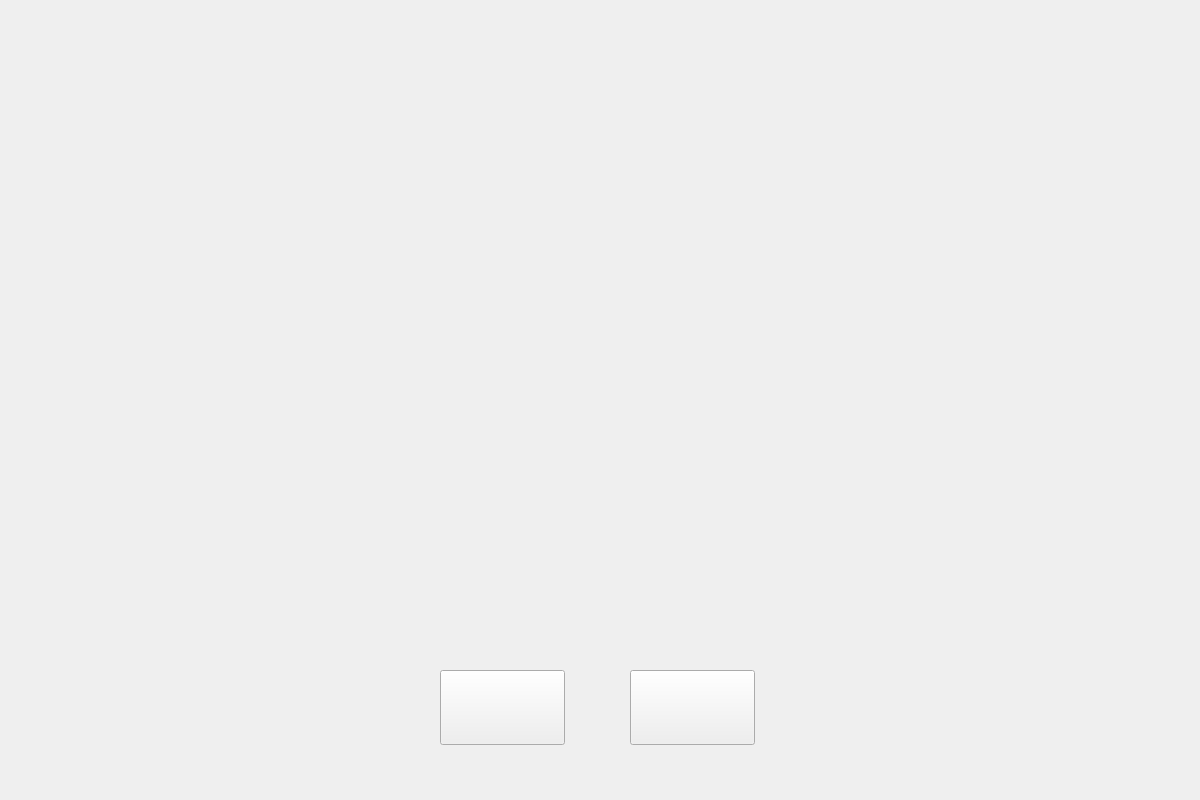
Qt form app/pregame.ui (ce-itcr/Gladiators-GBP) before a commit.
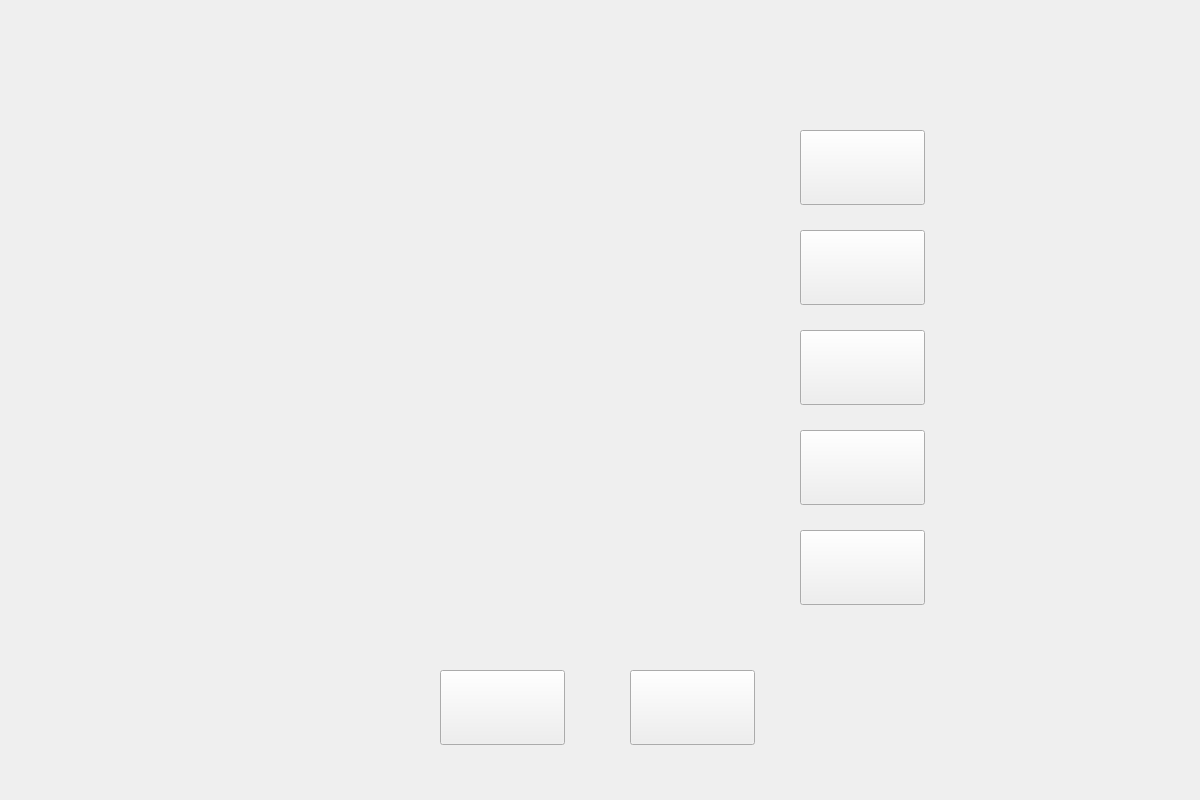
The same form after that commit. Icons and pictures are not drawn.

Diff of the .ui file:
```diff
--- a/app/pregame.ui
+++ b/app/pregame.ui
@@ -74,16 +74,119 @@
     <string/>
    </property>
   </widget>
-  <widget class="QWidget" name="verticalLayoutWidget">
+  <widget class="QLabel" name="label_2">
    <property name="geometry">
     <rect>
-     <x>780</x>
-     <y>80</y>
-     <width>160</width>
-     <height>431</height>
+     <x>440</x>
+     <y>30</y>
+     <width>361</width>
+     <height>61</height>
     </rect>
    </property>
-   <layout class="QVBoxLayout" name="mapsLayout"/>
+   <property name="text">
+    <string/>
+   </property>
+   <property name="pixmap">
+    <pixmap resource="imgresources.qrc">:/img/chooseMap.png</pixmap>
+   </property>
+   <property name="scaledContents">
+    <bool>true</bool>
+   </property>
+  </widget>
+  <widget class="QPushButton" name="circle">
+   <property name="geometry">
+    <rect>
+     <x>800</x>
+     <y>130</y>
+     <width>125</width>
+     <height>75</height>
+    </rect>
+   </property>
+   <property name="styleSheet">
+    <string notr="true">background-color: transparent;
+border-image: url(:/img/buttons/circle_button.png);
+background: none;
+background-repeat: none;</string>
+   </property>
+   <property name="text">
+    <string/>
+   </property>
+  </widget>
+  <widget class="QPushButton" name="donut">
+   <property name="geometry">
+    <rect>
+     <x>800</x>
+     <y>230</y>
+     <width>125</width>
+     <height>75</height>
+    </rect>
+   </property>
+   <property name="styleSheet">
+    <string notr="true">background-color: transparent;
+border-image: url(:/img/buttons/donut_button.png);
+background: none;
+background-repeat: none;</string>
+   </property>
+   <property name="text">
+    <string/>
+   </property>
+  </widget>
+  <widget class="QPushButton" name="open">
+   <property name="geometry">
+    <rect>
+     <x>800</x>
+     <y>330</y>
+     <width>125</width>
+     <height>75</height>
+    </rect>
+   </property>
+   <property name="styleSheet">
+    <string notr="true">background-color: transparent;
+border-image: url(:/img/buttons/open_button.png);
+background: none;
+background-repeat: none;</string>
+   </property>
+   <property name="text">
+    <string/>
+   </property>
+  </widget>
+  <widget class="QPushButton" name="snake">
+   <property name="geometry">
+    <rect>
+     <x>800</x>
+     <y>430</y>
+     <width>125</width>
+     <height>75</height>
+    </rect>
+   </property>
+   <property name="styleSheet">
+    <string notr="true">background-color: transparent;
+border-image: url(:/img/buttons/snake_button.png);
+background: none;
+background-repeat: none;</string>
+   </property>
+   <property name="text">
+    <string/>
+   </property>
+  </widget>
+  <widget class="QPushButton" name="race">
+   <property name="geometry">
+    <rect>
+     <x>800</x>
+     <y>530</y>
+     <width>125</width>
+     <height>75</height>
+    </rect>
+   </property>
+   <property name="styleSheet">
+    <string notr="true">background-color: transparent;
+border-image: url(:/img/buttons/race_button.png);
+background: none;
+background-repeat: none;</string>
+   </property>
+   <property name="text">
+    <string/>
+   </property>
   </widget>
   <zorder>label</zorder>
   <zorder>playGame</zorder>
```
Left out of the diff: 7 changed lines with no effect on the pictures.
